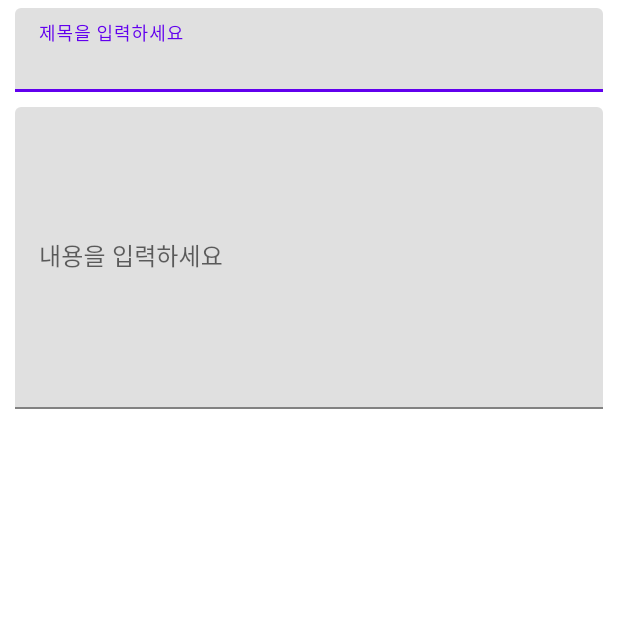
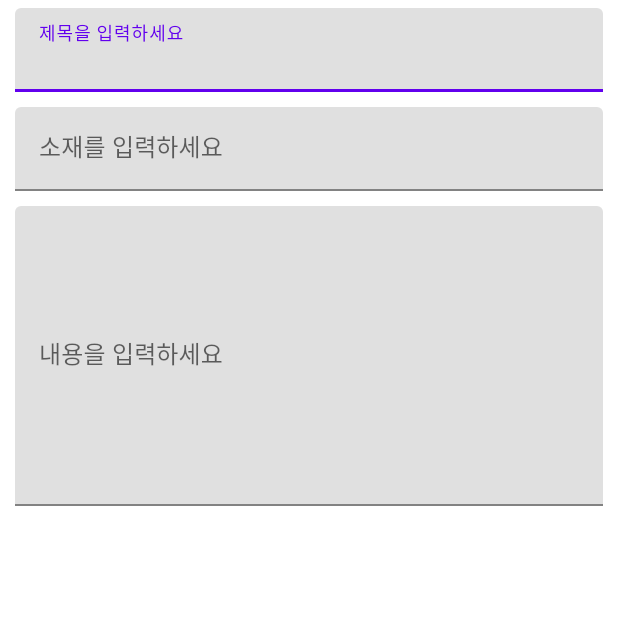
Before and after one commit to opensource2023-2/optest, an Android app: the board_more screen opened directly, with no data from a screen before it, on a phone screen of 412 x 824 dp, the top half of it. Run offline under Robolectric (Android 15) with nearby library versions, the phone set to English and light mode, and no system bars.

Commit message:
게시판 생성 중

```diff
--- a/app/src/main/java/com/example/test/MainActivity2.java
+++ b/app/src/main/java/com/example/test/MainActivity2.java
@@ -49,7 +49,7 @@ public class MainActivity2 extends AppCompatActivity {
                 titleEt = view1.findViewById(R.id.titleET);
                 contentET = view1.findViewById(R.id.contentET);
                 AlertDialog alertDialog = new AlertDialog.Builder(MainActivity2.this)
-                        .setTitle("Add")
+                        .setTitle("추가하기")
                         .setView(view1)
                         .setPositiveButton("추가", new DialogInterface.OnClickListener() {
                             @Override
@@ -136,7 +136,7 @@ public class MainActivity2 extends AppCompatActivity {
                         ProgressDialog progressDialog = new ProgressDialog(MainActivity2.this);
 
                         AlertDialog alertDialog = new AlertDialog.Builder(MainActivity2.this)
-                                .setTitle("Edit-Cancel")
+                                .setTitle("보기-편집하기")
                                 .setView(view)
                                 .setPositiveButton("저장", new DialogInterface.OnClickListener() {
                                     @Override
@@ -174,7 +174,7 @@ public class MainActivity2 extends AppCompatActivity {
                                         dialogInterface.dismiss();
                                     }
                                 })
-                                .setNegativeButton("삭제하기", new DialogInterface.OnClickListener() {
+                                .setNegativeButton("삭제", new DialogInterface.OnClickListener() {
                                     @Override
                                     public void onClick(DialogInterface dialogInterface, int i) {
                                         progressDialog.setTitle("삭제 중...");
--- a/app/src/main/java/com/example/test/Note.java
+++ b/app/src/main/java/com/example/test/Note.java
@@ -1,7 +1,7 @@
 package com.example.test;
 
 public class Note {
-    String key, title, content;
+    String key, title, material, content;
 
     public Note(){
 
@@ -10,6 +10,8 @@ public class Note {
     public String getTitle(){
         return title;
     }
+
+    public String getMaterial() { return material;}
 
     public String getContent(){
         return content;
@@ -23,6 +25,8 @@ public class Note {
         this.title = title;
     }
 
+    public void setMaterial(String material) {this.material = material;}
+
     public void setContent(String content){
         this.content = content;
     }
--- a/app/src/main/res/layout/activity_board_more.xml
+++ b/app/src/main/res/layout/activity_board_more.xml
@@ -34,15 +34,33 @@
             android:layout_marginStart="10sp"
             android:layout_marginEnd="10sp"
             android:layout_marginTop="10sp"
+            android:id="@+id/materialLayout"
+            android:hint="소재를 입력하세요">
+
+            <com.google.android.material.textfield.TextInputEditText
+                android:id="@+id/materialET"
+                android:layout_width="match_parent"
+                android:layout_height="wrap_content"
+                android:inputType="textCapSentences|textMultiLine" />
+        </com.google.android.material.textfield.TextInputLayout>
+
+        <com.google.android.material.textfield.TextInputLayout
+            android:layout_width="match_parent"
+            android:layout_height="wrap_content"
+            android:layout_below="@+id/materialLayout"
+            android:layout_marginStart="10sp"
+            android:layout_marginEnd="10sp"
+            android:layout_marginTop="10sp"
             android:id="@+id/contentLayout"
             android:hint="내용을 입력하세요">
 
             <com.google.android.material.textfield.TextInputEditText
                 android:id="@+id/contentET"
                 android:layout_width="match_parent"
-                android:layout_height="201dp"
+                android:layout_height="200dp"
                 android:inputType="textCapSentences|textMultiLine" />
         </com.google.android.material.textfield.TextInputLayout>
+
     </RelativeLayout>
 
 </androidx.constraintlayout.widget.ConstraintLayout>
```
